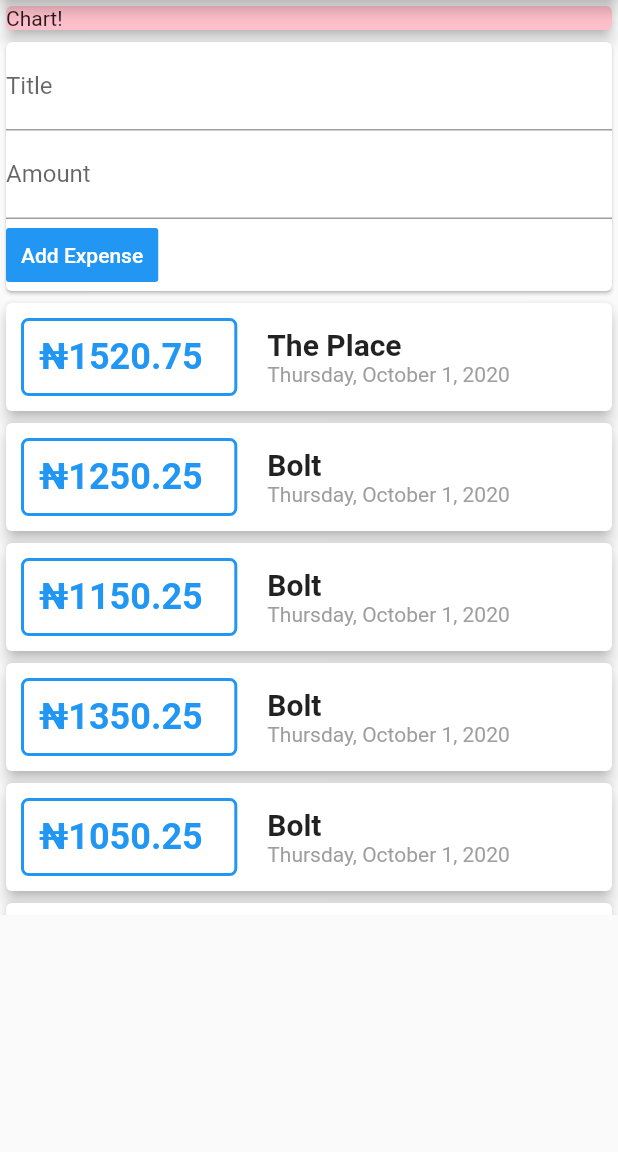
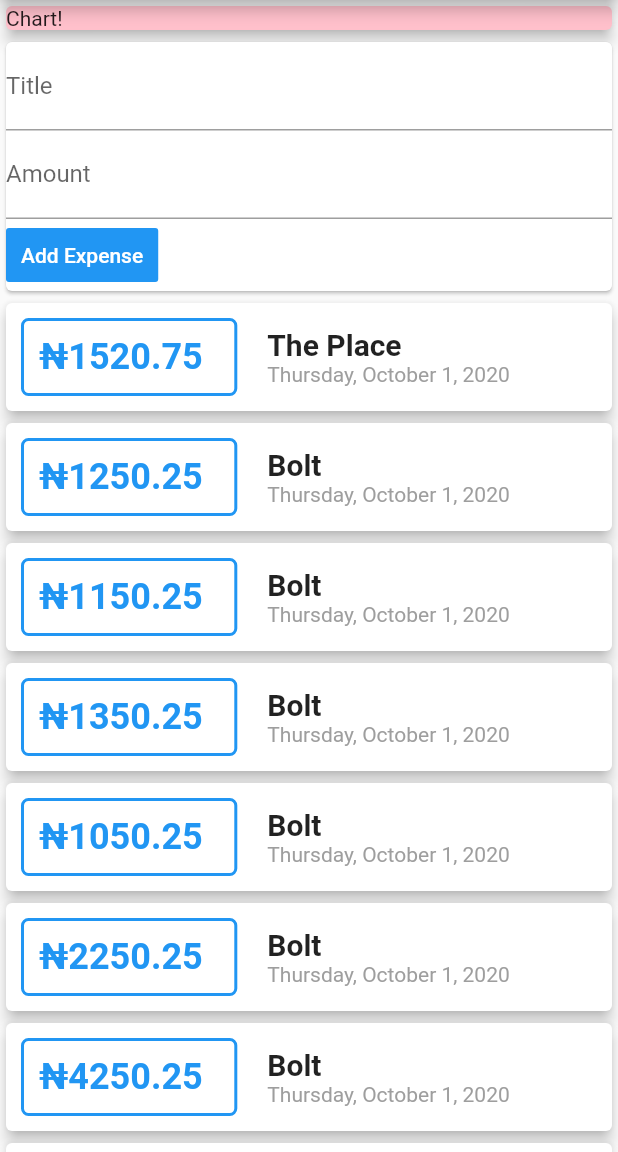
Before and after one commit to the-fanan/expense_tracker, a Flutter app: the screen it shows after launch, on a phone screen of 412 x 824 dp, the part 84-1236 px from its top. Run offline on Flutter 3.47's test engine with Material 2 defaults, Android fonts, the phone set to English and light mode, and no system bars.

Commit message:
make use of listbuilder for optimizations

```diff
--- a/lib/main.dart
+++ b/lib/main.dart
@@ -85,6 +85,7 @@ class _MyHomePageState extends State<MyHomePage> {
         title: Text(widget.title),
       ),
       body: Center(
+        child: SingleChildScrollView(
           child: Column(
             mainAxisAlignment: MainAxisAlignment.start,
             crossAxisAlignment: CrossAxisAlignment.start,
@@ -117,20 +118,18 @@ class _MyHomePageState extends State<MyHomePage> {
                 ),
               ),
             Container(
-             height: MediaQuery.of(context).size.height * 0.5,
-             child:  ListView(
+              height: MediaQuery.of(context).size.height * 0.7,
+              child:  ListView.builder(
                 scrollDirection: Axis.vertical,
-              children: <Widget>[
-                ...this.transactions.map((tx){
-                  return TransactionListItem(
-                    transaction: tx,
-                  );
-                })
-              ],
+                itemCount: this.transactions.length,
+                itemBuilder: (context, i){
+                  return TransactionListItem(transaction: this.transactions[i]);
+                },
               ),
             )
             ],
           ),
+        )
       ),
     );
   }
```
Lines whose indentation alone changed are shown as unchanged.
